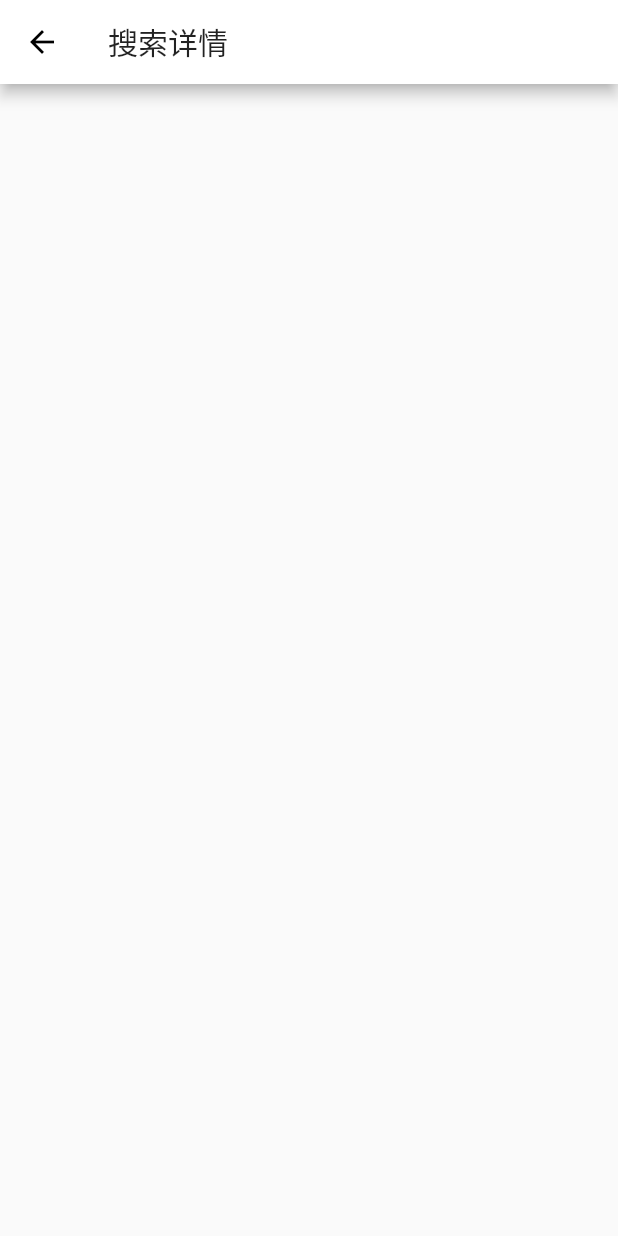
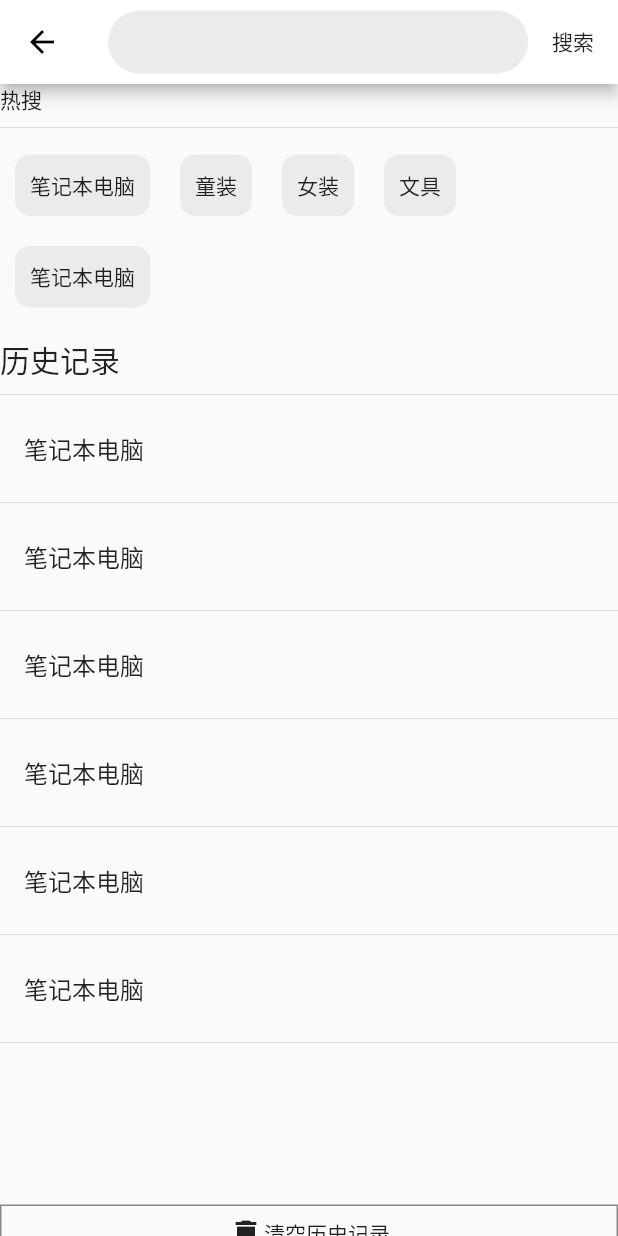
Before and after one commit to hjun1314/JDMall, a Flutter app: the SearchPage screen opened directly, on a phone screen of 412 x 824 dp. Run offline on Flutter 3.47's test engine with Material 2 defaults, Android fonts, the light colour scheme and no system bars; our stand-ins replace dio, flutter_screenutil, flutter_swiper; network calls fail.

Commit message:
搜索界面详情

```diff
--- a/lib/pages/Search.dart
+++ b/lib/pages/Search.dart
@@ -12,11 +12,146 @@ class SearchPage extends StatefulWidget {
 class _SearchPageState extends State<SearchPage> {
   @override
   Widget build(BuildContext context) {
-
+    ScreenAdaper.init(context);
     return Scaffold(
       appBar: AppBar(
-        title: Text("搜索详情"),
+        title: Container(
+          child: TextField(
+            autofocus: false,//是否自动弹出键盘
+            decoration: InputDecoration(
+                border: OutlineInputBorder(
+              borderRadius: BorderRadius.circular(34),
+              borderSide: BorderSide.none,
+            )),
+          ),
+          height: ScreenAdaper.height(68),
+          decoration: BoxDecoration(
+            borderRadius: BorderRadius.circular(34),
+            color: Color.fromRGBO(233, 233, 233, 0.9),
+          ),
+        ),
+        actions: [
+          InkWell(
+            child: Container(
+                height: ScreenAdaper.height(68),
+                width: ScreenAdaper.width(80),
+                child: Row(
+                  children: [Text("搜索")],
+                )),
+            onTap: () {},
+          )
+        ],
       ),
+      body: Container(
+        child: ListView(
+          children: [
+            Container(
+              child: Text("热搜")
+            ),
+            Divider(),
+            Wrap(
+              children: [
+                Container(
+                padding: EdgeInsets.all(10),
+                margin: EdgeInsets.all(10),
+                decoration: BoxDecoration(
+                  color: Color.fromRGBO(233, 233, 233, 0.9),
+                  borderRadius: BorderRadius.circular(10)
+                ),
+                child: Text("笔记本电脑"),
+                ),
+                Container(
+                padding: EdgeInsets.all(10),
+                margin: EdgeInsets.all(10),
+                decoration: BoxDecoration(
+                  color: Color.fromRGBO(233, 233, 233, 0.9),
+                  borderRadius: BorderRadius.circular(10)
+                ),
+                child: Text("童装"),
+                ),
+                 Container(
+                padding: EdgeInsets.all(10),
+                margin: EdgeInsets.all(10),
+                decoration: BoxDecoration(
+                  color: Color.fromRGBO(233, 233, 233, 0.9),
+                  borderRadius: BorderRadius.circular(10)
+                ),
+                child: Text("女装"),
+                ),
+                 Container(
+                padding: EdgeInsets.all(10),
+                margin: EdgeInsets.all(10),
+                decoration: BoxDecoration(
+                  color: Color.fromRGBO(233, 233, 233, 0.9),
+                  borderRadius: BorderRadius.circular(10)
+                ),
+                child: Text("文具"),
+                ),
+                 Container(
+                padding: EdgeInsets.all(10),
+                margin: EdgeInsets.all(10),
+                decoration: BoxDecoration(
+                  color: Color.fromRGBO(233, 233, 233, 0.9),
+                  borderRadius: BorderRadius.circular(10)
+                ),
+                child: Text("笔记本电脑"),
+                ),
+              ],
+            ),
+           SizedBox(height: 10),
+            Container(
+              child: Text("历史记录",style: Theme.of(context).textTheme.title,),
+            ),
+            Divider(),
+            Column(
+              children: [
+               ListTile(
+                 title: Text("笔记本电脑"),
+               ),
+               Divider(),
+               ListTile(
+                 title: Text("笔记本电脑"),
+               ),
+               Divider(),
+               ListTile(
+                 title: Text("笔记本电脑"),
+               ),
+               Divider(),
+               ListTile(
+                 title: Text("笔记本电脑"),
+               ),
+               Divider(),
+               ListTile(
+                 title: Text("笔记本电脑"),
+               ),
+               Divider(),
+               ListTile(
+                 title: Text("笔记本电脑"),
+               ),
+               Divider(),
+
+              ],
+
+            ),
+            SizedBox(height: 100),
+            InkWell(
+              child: Container(
+                width: ScreenAdaper.width(400),
+                height: ScreenAdaper.height(64),
+                decoration: BoxDecoration(
+                 border: Border.all(color: Colors.black45,width: 1),
+                ),
+                child: Row(
+                  mainAxisAlignment: MainAxisAlignment.center,
+                  children: [
+                    Icon(Icons.delete),Text("清空历史记录")
+                  ],
+                ),
+              )
+            )
+          ],
+        ),
+      )
     );
   }
 }
--- a/lib/pages/tabs/Category.dart
+++ b/lib/pages/tabs/Category.dart
@@ -121,7 +121,7 @@ class _CategoryPageState extends State<CategoryPage>
                         child: Image.network("${pic}", fit: BoxFit.cover),
                       ),
                       Container(
-                          height: ScreenAdaper.height(28),
+                          height: ScreenAdaper.height(35),
                           child: Text("${this._rightCateList[index].title}"))
                     ],
                   ),
```
